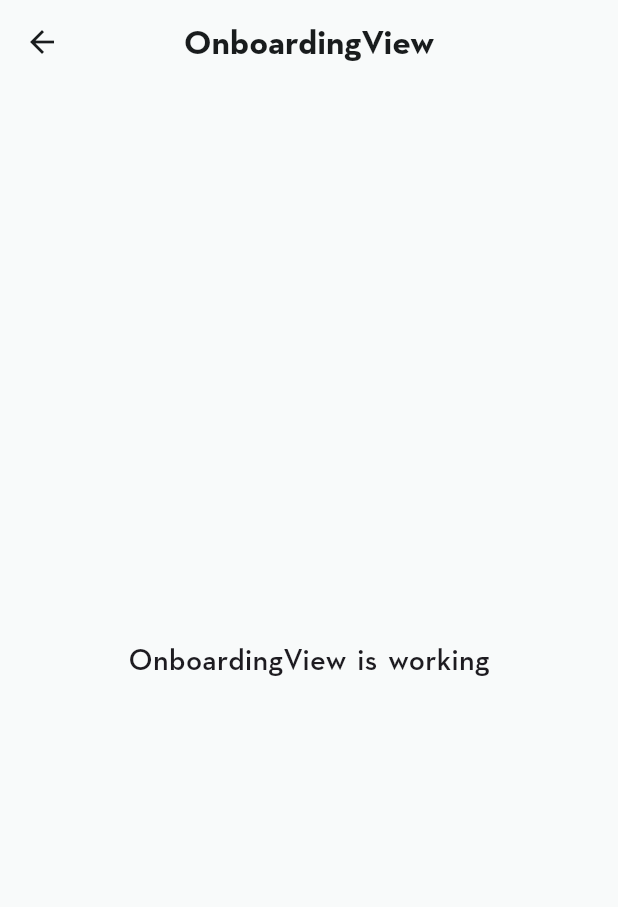
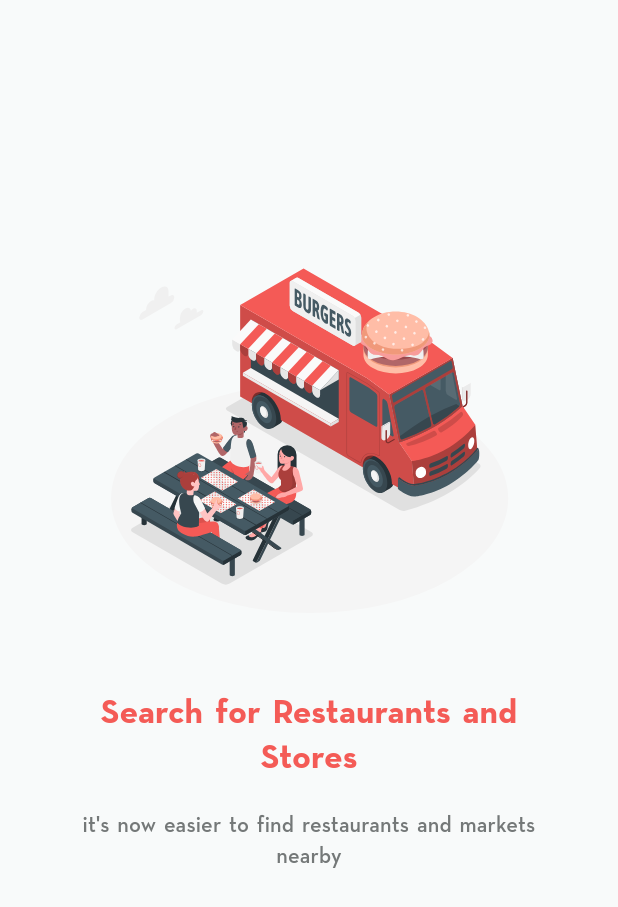
Before and after one commit to sari-shehada/marsoulna-customerapp, a Flutter app: the OnboardingView screen opened by its route, on a phone screen of 412 x 824 dp. Shown: the top 907 px of the screen. Run offline on Flutter 3.47's test engine with Material 2 defaults, Android fonts, the phone set to English and light mode, and no system bars; our stand-ins replace dio, flutter_keyboard_visibility, flutter_screenutil, flutter_svg, fpdart, get and 3 more; accounts and stored records are empty.

Commit message:
Working on Onboarding Page

```diff
--- a/assets/locales/ar.json
+++ b/assets/locales/ar.json
@@ -29,5 +29,11 @@
   "commonLocaleOptional": "اختياري",
   "commonLocaleChooseDate": "اختر تاريخاً",
   "commonLocaleWelcomeBack": "مرحباً بعودتك",
-  "commonLocaleChange": "تغيير"
+  "commonLocaleChange": "تغيير",
+  "onboardingSearchForRestaurantsAndShops": "ابحث عن المطاعم والمتاجر",
+  "onBoardingItIsNowEasyToSelectAndWatchRestaurantsAndStoresNearby": "اصبح من السهل اختيار ومشاهدة المطاعم والمتاجر القريبة منك",
+  "onBoardingChatWithTheDriver": "تواصل مع السائق",
+  "onBoardingCommunicatingWithMarsoulnaAndEnquiringIsNowEasierWithTheChatService": "التواصل مع المرسول والاستفسار أصبح اسهل مع خدمة الدردشة",
+  "onBoardingOnOurWayToYou": "في طريقنا اليك",
+  "onBoardingAllYouHaveToDoIsRelaxAndAwaitYourDelivery": "الأن كل ما هو عليك هوا انتظار وصول المرسول"
 }
--- a/assets/locales/en.json
+++ b/assets/locales/en.json
@@ -29,5 +29,11 @@
   "commonLocaleOptional": "Optional",
   "commonLocaleChooseDate": "Choose Date",
   "commonLocaleWelcomeBack": "Welcome back",
-  "commonLocaleChange": "Change"
+  "commonLocaleChange": "Change",
+  "onboardingSearchForRestaurantsAndShops": "Search for Restaurants and Stores",
+  "onBoardingItIsNowEasyToSelectAndWatchRestaurantsAndStoresNearby": "it's now easier to find restaurants and markets nearby",
+  "onBoardingChatWithTheDriver": "Chat with the Delivery Guy",
+  "onBoardingCommunicatingWithMarsoulnaAndEnquiringIsNowEasierWithTheChatService": "Communicating and Chatting with the Delivery Guy is Made Easier with an In-App Chat Service",
+  "onBoardingOnOurWayToYou": "On Our Way to You",
+  "onBoardingAllYouHaveToDoIsRelaxAndAwaitYourDelivery": "All You Have to Do is Relax and Await Your Delivery"
 }
--- a/assets/locales/locales.csv
+++ b/assets/locales/locales.csv
@@ -30,3 +30,9 @@ commonLocaleOptional, اختياري, Optional
 commonLocaleChooseDate, اختر تاريخاً, Choose Date
 commonLocaleWelcomeBack, مرحباً بعودتك, Welcome back
 commonLocaleChange, تغيير, Change
+onboardingSearchForRestaurantsAndShops,ابحث عن المطاعم والمتاجر ,Search for Restaurants and Stores
+onBoardingItIsNowEasyToSelectAndWatchRestaurantsAndStoresNearby,اصبح من السهل اختيار ومشاهدة المطاعم والمتاجر القريبة منك,it's now easier to find restaurants and markets nearby
+onBoardingChatWithTheDriver,تواصل مع السائق,Chat with the Delivery Guy
+onBoardingCommunicatingWithMarsoulnaAndEnquiringIsNowEasierWithTheChatService,التواصل مع المرسول والاستفسار أصبح اسهل مع خدمة الدردشة,Communicating and Chatting with the Delivery Guy is Made Easier with an In-App Chat Service
+onBoardingOnOurWayToYou,في طريقنا اليك,On Our Way to You
+onBoardingAllYouHaveToDoIsRelaxAndAwaitYourDelivery,الأن كل ما هو عليك هوا انتظار وصول المرسول,All You Have to Do is Relax and Await Your Delivery
--- a/lib/app/modules/landing/controllers/landing_controller.dart
+++ b/lib/app/modules/landing/controllers/landing_controller.dart
@@ -12,7 +12,7 @@ class LandingController extends GetxController {
   Future<void> toOnBoarding() async {
     await Get.find<LandingAnimationController>().reverseAnimation();
     //TODO: Consider moving to navigation controller
-    Get.offAllNamed(Routes.ONBOARDING);
+    Get.toNamed(Routes.ONBOARDING);
   }
 
   Future<void> changeLanguage(BuildContext context) async {
--- a/lib/app/modules/onboarding/views/onboarding_view.dart
+++ b/lib/app/modules/onboarding/views/onboarding_view.dart
@@ -1,6 +1,9 @@
 import 'package:flutter/material.dart';
 
 import 'package:get/get.dart';
+import 'package:marsoulna/app/modules/onboarding/views/widgets/onboarding_story_widget.dart';
+import 'package:marsoulna/config/images/themed_image_keys.dart';
+import 'package:marsoulna/generated/locales.g.dart';
 
 import '../controllers/onboarding_controller.dart';
 
@@ -9,15 +12,32 @@ class OnboardingView extends GetView<OnboardingController> {
   @override
   Widget build(BuildContext context) {
     return Scaffold(
-      appBar: AppBar(
-        title: const Text('OnboardingView'),
-        centerTitle: true,
-      ),
-      body: const Center(
-        child: Text(
-          'OnboardingView is working',
-          style: TextStyle(fontSize: 20),
-        ),
+      body: Stack(
+        alignment: Alignment.center,
+        children: [
+          PageView(
+            children: const [
+              OnboardingStoryWidget(
+                svgImageKey: ThemedImageKey.onboardingLookForRestaurants,
+                titleText: LocaleKeys.onboardingSearchForRestaurantsAndShops,
+                detailsText: LocaleKeys
+                    .onBoardingItIsNowEasyToSelectAndWatchRestaurantsAndStoresNearby,
+              ),
+              OnboardingStoryWidget(
+                svgImageKey: ThemedImageKey.onboardingChatWithTheDriver,
+                titleText: LocaleKeys.onBoardingChatWithTheDriver,
+                detailsText: LocaleKeys
+                    .onBoardingCommunicatingWithMarsoulnaAndEnquiringIsNowEasierWithTheChatService,
+              ),
+              OnboardingStoryWidget(
+                svgImageKey: ThemedImageKey.onboardingOnOurWay,
+                titleText: LocaleKeys.onBoardingOnOurWayToYou,
+                detailsText: LocaleKeys
+                    .onBoardingAllYouHaveToDoIsRelaxAndAwaitYourDelivery,
+              ),
+            ],
+          ),
+        ],
       ),
     );
   }
--- /dev/null
+++ b/lib/app/modules/onboarding/views/widgets/onboarding_story_widget.dart
@@ -0,0 +1,66 @@
+import 'package:flutter/material.dart';
+import 'package:flutter_svg/svg.dart';
+import 'package:get/get.dart';
+import 'package:marsoulna/config/design/design_config.dart';
+import 'package:marsoulna/config/images/image_handler.dart';
+import 'package:marsoulna/config/images/themed_image_keys.dart';
+import 'package:marsoulna/extensions/responsiveness_extensions.dart';
+import 'package:marsoulna/utils/spacing_utils/spacing_utils.dart';
+
+class OnboardingStoryWidget extends StatelessWidget {
+  const OnboardingStoryWidget({
+    super.key,
+    required this.svgImageKey,
+    required this.titleText,
+    required this.detailsText,
+  });
+
+  final ThemedImageKey svgImageKey;
+  final String titleText;
+  final String detailsText;
+  @override
+  Widget build(BuildContext context) {
+    ThemeData themeData = Theme.of(context);
+    TextTheme textTheme = themeData.textTheme;
+    ColorScheme colorScheme = themeData.colorScheme;
+    return Padding(
+      padding: EdgeInsets.symmetric(
+        horizontal: 40.responsiveFromWidth,
+      ),
+      child: Column(
+        children: [
+          AddVerticalSpacing(
+            value: (DesignConfig.deviceTopPadding + 160).responsiveFromHeight,
+          ),
+          // Container(
+          SizedBox(
+            height: 280.responsiveFromHeight,
+            width: 280.responsiveFromHeight,
+            // decoration: BoxDecoration(
+            //   color: colorScheme.primary,
+            // ),
+            child: SvgPicture.asset(
+              ImageHandler.getThemedImagePath(svgImageKey),
+            ),
+          ),
+          AddVerticalSpacing(value: 30.responsiveFromHeight),
+          Text(
+            titleText.tr,
+            textAlign: TextAlign.center,
+            style: textTheme.titleLarge?.copyWith(
+              color: colorScheme.primary,
+            ),
+          ),
+          AddVerticalSpacing(value: 20.responsiveFromHeight),
+          Text(
+            detailsText.tr,
+            textAlign: TextAlign.center,
+            style: textTheme.titleSmall?.copyWith(
+              color: colorScheme.outline,
+            ),
+          ),
+        ],
+      ),
+    );
+  }
+}
--- a/lib/config/images/themed_image_keys.dart
+++ b/lib/config/images/themed_image_keys.dart
@@ -1,4 +1,5 @@
 enum ThemedImageKey {
-  test,
-  test1,
+  onboardingLookForRestaurants,
+  onboardingChatWithTheDriver,
+  onboardingOnOurWay,
 }
--- a/lib/config/images/themed_image_map.dart
+++ b/lib/config/images/themed_image_map.dart
@@ -1,6 +1,7 @@
 part of 'image_handler.dart';
 
 const Map<ThemedImageKey, String> _themedImageToPath = {
-  ThemedImageKey.test: 'test.png',
-  ThemedImageKey.test1: 'test.png',
+  ThemedImageKey.onboardingLookForRestaurants: 'food_truck.svg',
+  ThemedImageKey.onboardingChatWithTheDriver: 'chat_with_driver.svg',
+  ThemedImageKey.onboardingOnOurWay: 'delivery_on_the_way.svg',
 };
```
Also changed, not shown: assets/light/chat_with_driver.svg (added), assets/light/delivery_on_the_way.svg (added), assets/light/food_truck.svg (added), assets/light/otp_message.svg (added), lib/generated/locales.g.dart, 1 other file.
